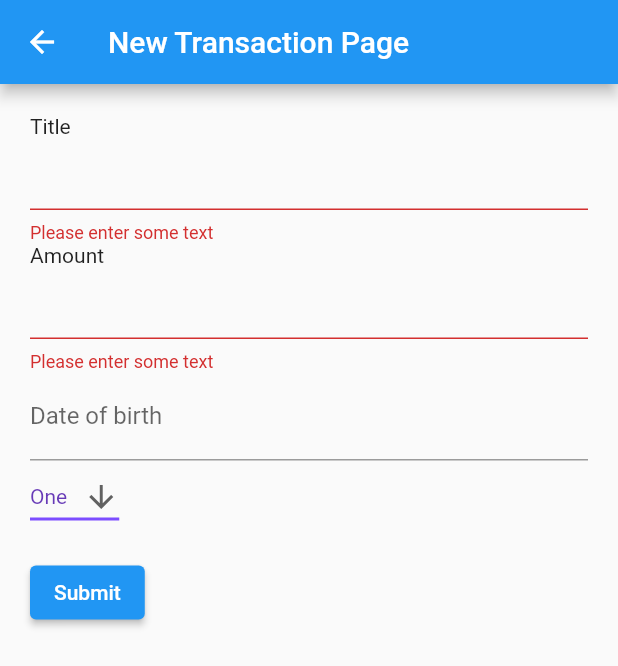
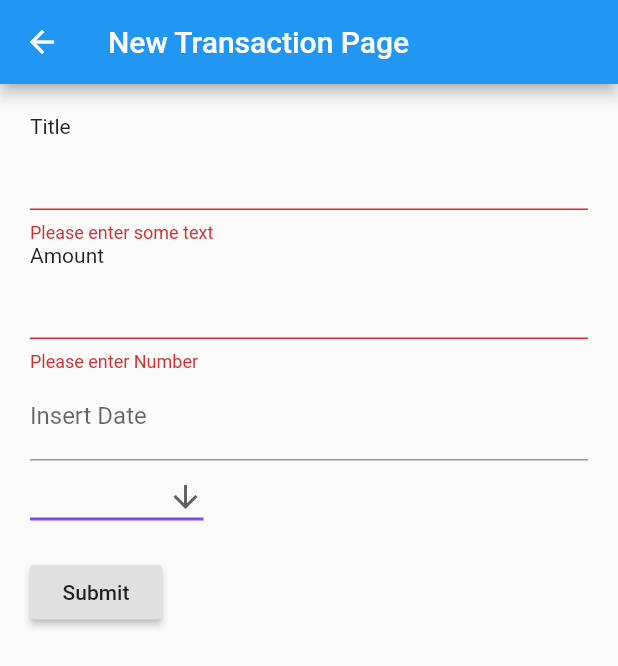
Before and after one commit to cyshe/uoft_hacks2021, a Flutter app: the AddPage screen opened by its route, after a tap on "Submit", on a phone screen of 412 x 824 dp. Shown: the top 666 px of the screen. Run offline on Flutter 3.47's test engine with Material 2 defaults, Android fonts, the phone set to English and light mode, and no system bars; our stand-ins replace percent_indicator, pie_chart.

Commit message:
Transaction List

```diff
--- a/lib/Pages/HomePage.dart
+++ b/lib/Pages/HomePage.dart
@@ -42,7 +42,7 @@ class _HomePageState extends State<HomePage> {
   Map<String, String> form_data = {};
   double total = 2000.0;
   double spend = 0.0;
-  List<String> category = ["One", "Two", "Three", "Four"]; // TODO: CHANGE
+  List<String> category = ["Food", "Transportation", "Entertainment", "Others"];
   Map<String, double> pie = {};
   List<Color> colorList = [
     Colors.green,
@@ -74,10 +74,10 @@ class _HomePageState extends State<HomePage> {
   Map<String, double> pieCalculator(){
     // TODO: CHANGE DATA ITERATION
     Map<String, double> pie = {
-      "One": 3.0,
-      "Two": 5.0,
-      "Three": 7.0,
-      "Four": 1.0
+      "Food": 0.0,
+      "Transportation": 0.0,
+      "Entertainment": 0.0,
+      "Other": 0.0
     };
     for (var i = 0; i < data.length; i++){
       pie[(data[i])['category']] += double.parse(data[i]['amount']);
@@ -178,16 +178,16 @@ class _HomePageState extends State<HomePage> {
                 Navigator.pushNamed(context, '/lists');
               },
               // icon: Icon(Icons.edit_location),
-              child: Text("Show List"),
+              child: Text("List View"),
             ),
-            RaisedButton(
-              onPressed: () {
-                debugPrint('add page');
-                Navigator.pushNamed(context, '/add');
-              },
+           // RaisedButton(
+           //   onPressed: () {
+           //     debugPrint('add page');
+           //     Navigator.pushNamed(context, '/add');
+           //   },
               // icon: Icon(Icons.edit_location),
-              child: Text("Add"),
-            )
+           //   child: Text("Add"),
+           // )
           ],
         ),
       ),
--- a/lib/Pages/NewTransaction.dart
+++ b/lib/Pages/NewTransaction.dart
@@ -1,4 +1,6 @@
 import 'package:flutter/material.dart';
+import '../Widgets/ListOfTransactions.dart';
+//page to add new transaction
 
 class AddPage extends StatefulWidget {
   AddPage({Key key}) : super(key: key);
@@ -26,8 +28,10 @@ class _AddPageState extends State<AddPage> {
 }
 
 class AddTransaction extends StatefulWidget {
+
   @override
   _AddTransactionState createState() => _AddTransactionState();
+
 }
 
 class _AddTransactionState extends State<AddTransaction> {
@@ -39,6 +43,7 @@ class _AddTransactionState extends State<AddTransaction> {
   TextEditingController dateCtl = TextEditingController();
 
   @override
+
   Widget build(BuildContext context) {
     return Padding(
       padding: const EdgeInsets.all(20.0),
@@ -63,7 +68,7 @@ class _AddTransactionState extends State<AddTransaction> {
               keyboardType: TextInputType.number,
               validator: (value) {
                 if (value.isEmpty) {
-                  return 'Please enter some text';
+                  return 'Please enter Number';
                 }
                 return null;
               },
@@ -71,7 +76,7 @@ class _AddTransactionState extends State<AddTransaction> {
             TextFormField(
               controller: dateCtl,
               decoration: InputDecoration(
-                labelText: "Date of birth",
+                labelText: "Insert Date",
                 hintText: "Ex. Insert your dob",),
               onTap: () async{
                 DateTime date = DateTime(1900);
@@ -99,7 +104,7 @@ class _AddTransactionState extends State<AddTransaction> {
                 dropdownValue = newValue;
               });
             },
-            items: <String>['One', 'Two', 'Three', 'Four']
+            items: <String>['Food', 'Transportation', 'Entertainment', 'Others']
                 .map<DropdownMenuItem<String>>((String value) {
               return DropdownMenuItem<String>(
                 value: value,
@@ -109,7 +114,7 @@ class _AddTransactionState extends State<AddTransaction> {
           ),
             Padding(
               padding: const EdgeInsets.symmetric(vertical: 16.0),
-              child: ElevatedButton(
+              child: RaisedButton(
                 onPressed: () {
                   // Validate returns true if the form is valid, or false
                   // otherwise.
@@ -125,7 +130,8 @@ class _AddTransactionState extends State<AddTransaction> {
                         'category': dropdownValue
                     });
                   }
-
+                  //add this transaction to list
+                  addnew(titleController.text, double.parse(amountController.text), dateCtl.text, dropdownValue);
                 },
                 child: Text('Submit'),
               ),
--- /dev/null
+++ b/lib/Structs/Transaction.dart
@@ -0,0 +1,15 @@
+import 'package:flutter/foundation.dart';
+
+class Transaction{
+  final String title;
+  final double amount;
+  final String date;
+  final String category;
+
+  Transaction({
+    @required this.title,
+    @required this.amount,
+    @required this.date,
+    @required this.category,
+  });
+}
```
Also changed, not shown: lib/Pages/ListPage.dart (+11 -2 lines), lib/Widgets/ListOfTransactions.dart (+35 -0 lines), lib/Widgets/SingleTransaction.dart (+10 -0 lines), lib/Widgets/TransactionList.dart (added, +24 -0 lines), pubspec.lock, 1 other file.
